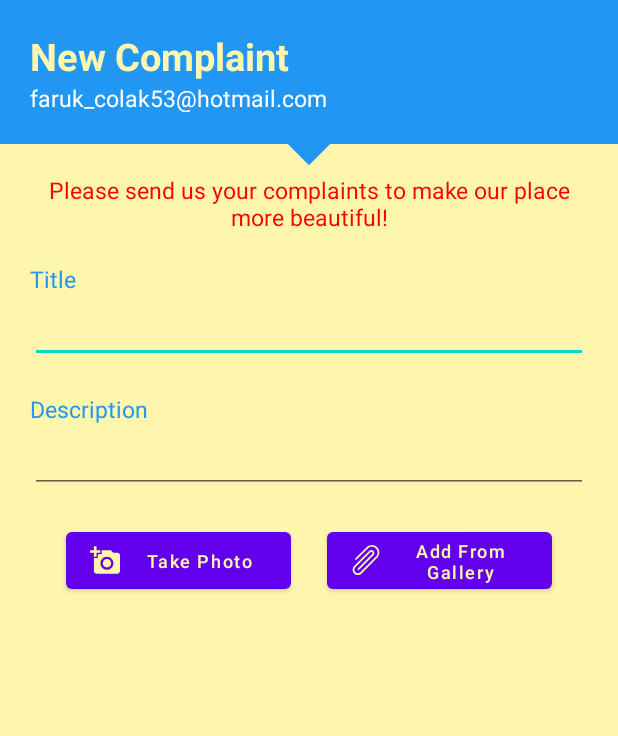
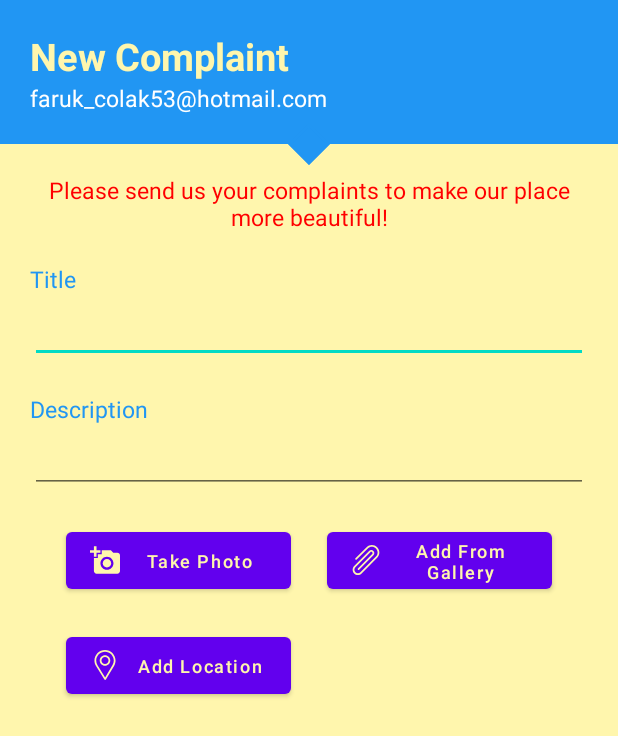
Before and after one commit to farukcolak53/onlinecms, an Android app: the layout activity_new_complaint.xml on its own in the app's theme, with its tools: preview values and no code run, on a phone screen of 412 x 824 dp. Shown: the top 736 px of the screen. Run offline under Robolectric (Android 15) with nearby library versions, the phone set to English and light mode, and no system bars.

```diff
--- a/app/build.gradle
+++ b/app/build.gradle
@@ -33,6 +33,7 @@ dependencies {
     implementation 'androidx.appcompat:appcompat:1.2.0'
     implementation 'com.google.android.material:material:1.2.1'
     implementation 'androidx.constraintlayout:constraintlayout:2.0.2'
+    implementation 'com.android.support:recyclerview-v7:28.0.0'
     testImplementation 'junit:junit:4.+'
     androidTestImplementation 'androidx.test.ext:junit:1.1.2'
     androidTestImplementation 'androidx.test.espresso:espresso-core:3.3.0'
--- /dev/null
+++ b/app/src/main/res/drawable/ic_location.xml
@@ -0,0 +1,14 @@
+<?xml version="1.0" encoding="utf-8"?>
+<vector xmlns:android="http://schemas.android.com/apk/res/android"
+    android:width="20dp"
+    android:height="20dp"
+    android:viewportWidth="512"
+    android:viewportHeight="512">
+
+    <path
+        android:fillColor="#FFF6AD"
+        android:pathData="M256,0C156.748,0,76,80.748,76,180c0,33.534,9.289,66.26,26.869,94.652l142.885,230.257 c2.737,4.411,7.559,7.091,12.745,7.091c0.04,0,0.079,0,0.119,0c5.231-0.041,10.063-2.804,12.75-7.292L410.611,272.22 C427.221,244.428,436,212.539,436,180C436,80.748,355.252,0,256,0z M384.866,256.818L258.272,468.186l-129.905-209.34 C113.734,235.214,105.8,207.95,105.8,180c0-82.71,67.49-150.2,150.2-150.2S406.1,97.29,406.1,180 C406.1,207.121,398.689,233.688,384.866,256.818z" />
+    <path
+        android:fillColor="#FFF6AD"
+        android:pathData="M256,90c-49.626,0-90,40.374-90,90c0,49.309,39.717,90,90,90c50.903,0,90-41.233,90-90C346,130.374,305.626,90,256,90z M256,240.2c-33.257,0-60.2-27.033-60.2-60.2c0-33.084,27.116-60.2,60.2-60.2s60.1,27.116,60.1,60.2 C316.1,212.683,289.784,240.2,256,240.2z" />
+</vector>
--- a/app/src/main/res/layout/activity_new_complaint.xml
+++ b/app/src/main/res/layout/activity_new_complaint.xml
@@ -172,6 +172,34 @@
 
             </Button>
 
+            <ImageView
+                android:id="@+id/new_complaint_image_view"
+                app:layout_constraintTop_toBottomOf="@id/new_complaint_take_photo_button"
+                android:layout_marginTop="20dp"
+                app:layout_constraintLeft_toLeftOf="parent"
+                app:layout_constraintRight_toRightOf="parent"
+                android:layout_width="100dp"
+                android:visibility="gone"
+                android:layout_height="100dp">
+
+            </ImageView>
+
+            <Button
+                android:id="@+id/new_complaint_add_location"
+                app:layout_constraintTop_toBottomOf="@id/new_complaint_image_view"
+                android:layout_marginTop="20dp"
+                android:drawableLeft="@drawable/ic_location"
+                android:textColor="#FFF6AD"
+                app:layout_constraintLeft_toLeftOf="@id/new_complaint_take_photo_button"
+                android:textSize="12sp"
+                android:textAllCaps="false"
+                android:text="@string/new_complaint_add_location_text"
+                android:layout_width="150dp"
+                android:layout_height="50dp">
+
+            </Button>
+
+
         </androidx.constraintlayout.widget.ConstraintLayout>
 
     </ScrollView>
--- a/app/src/main/res/values/strings.xml
+++ b/app/src/main/res/values/strings.xml
@@ -27,6 +27,9 @@
     <string name="new_complaint_description_text">Description</string>
     <string name="new_complaint_take_photo_text">Take Photo</string>
     <string name="new_complaint_add_from_gallery_text">Add From Gallery</string>
+    <string name="new_complaint_add_location_text">Add Location</string>
+    <string name="my_complaints_header_text">My Complaints</string>
+
 
 
 </resources>
```
Also changed, not shown: app/src/main/res/drawable/ic_complaint.xml (added, +15 -0 lines), app/src/main/res/layout/activity_main.xml (+13 -0 lines), app/src/main/res/layout/activity_my_complaints.xml (added, +72 -0 lines), app/src/main/res/layout/complaint_card_model.xml (added, +40 -0 lines).
